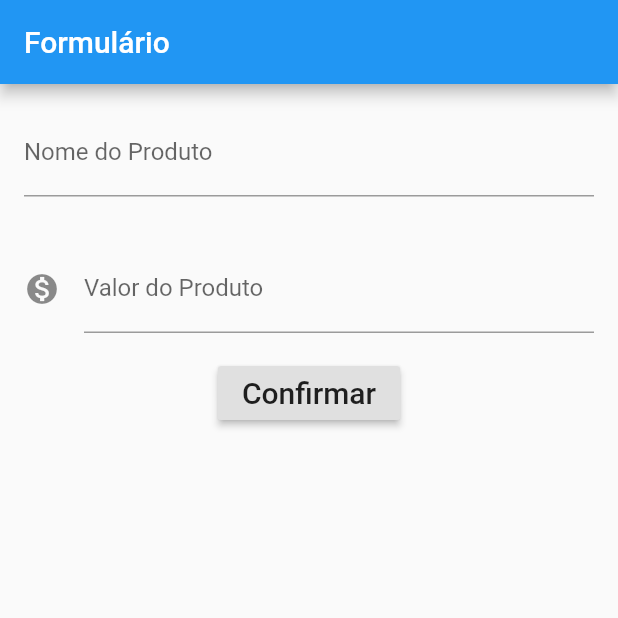
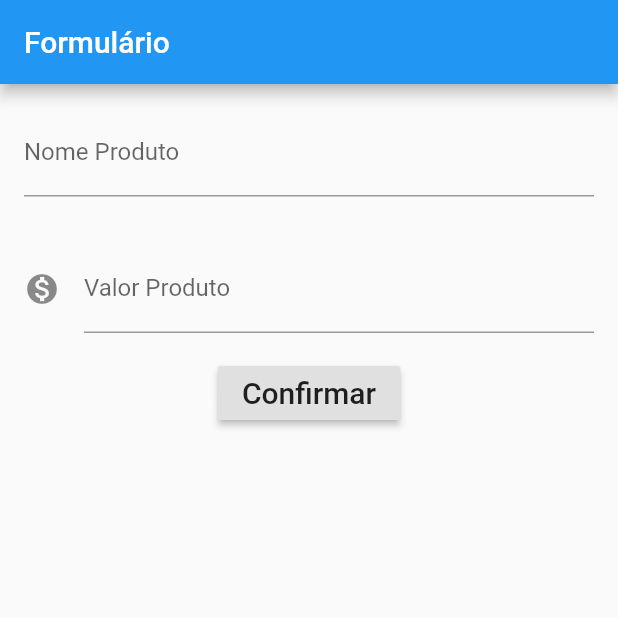
Before and after one commit to enzoteles/first-flutter, a Flutter app: the screen it shows after launch, after a tap on "Confirmar", on a phone screen of 412 x 824 dp, the top half of it. Run offline on Flutter 3.47's test engine with Material 2 defaults, Android fonts, the phone set to English and light mode, and no system bars.

Commit message:
ajustando formulario

```diff
--- a/lib/main.dart
+++ b/lib/main.dart
@@ -25,40 +25,56 @@ class Formulario extends StatelessWidget {
         title: const Text("Formulário"),
       ),
       body: Column(
-        children: [
-          Padding(
-            padding: const EdgeInsets.all(16.0),
-            child: TextField(
-              controller: _controladorNomeProduto,
-              obscureText: true,
-              decoration: InputDecoration(
-                labelText: 'Nome do Produto',
-              ),
-            ),
-          ), Padding(
-            padding: const EdgeInsets.all(16.0),
-            child: TextField(
-              controller: _controladorValor,
-              obscureText: true,
-              decoration: InputDecoration(
-                icon: Icon(Icons.monetization_on),
-                labelText: 'Valor do Produto',
-              ),
-            ),
-          ),
+        children: <Widget>[
+          Editor(
+              controlador: _controladorNomeProduto,
+              rotulo: "Nome Produto"),
+          Editor(
+            controlador: _controladorValor,
+            rotulo: "Valor Produto",
+            icone: Icons.monetization_on),
           RaisedButton(
-            onPressed: () {
-              final String nomeProd = _controladorNomeProduto.text;
-              final int valorProd = int.tryParse(_controladorValor.text);
-              if(nomeProd != null && valorProd != null){
-                final trans = Transferencia(nomeProd, valorProd);
-                debugPrint("${trans.valor}");
-              }
-            },
+            onPressed: () => _criaTransferencia(context),
             child: Text('Confirmar', style: TextStyle(fontSize: 20)),
           ),
           const SizedBox(height: 30),
         ],
+      ),
+    );
+  }
+
+  void _criaTransferencia(BuildContext context) {
+     final String nomeProd = _controladorNomeProduto.text;
+    final int valorProd = int.tryParse(_controladorValor.text);
+    if(nomeProd != null && valorProd != null){
+      final trans = Transferencia(nomeProd, valorProd);
+      Scaffold.of(context).showSnackBar(
+        SnackBar(
+          content: Text('$trans'),
+        ),
+      );
+    }
+  }
+}
+
+class Editor extends StatelessWidget {
+
+  final TextEditingController controlador;
+  final String rotulo;
+  final IconData icone;
+  Editor({this.controlador, this.rotulo, this.icone});
+
+  @override
+  Widget build(BuildContext context) {
+    return Padding(
+      padding: const EdgeInsets.all(16.0),
+      child: TextField(
+        controller: controlador,
+        obscureText: false,
+        decoration: InputDecoration(
+          labelText: rotulo,
+          icon: icone != null ? Icon(icone) : null
+        ),
       ),
     );
   }
```
Also changed, not shown: 2 other files.
